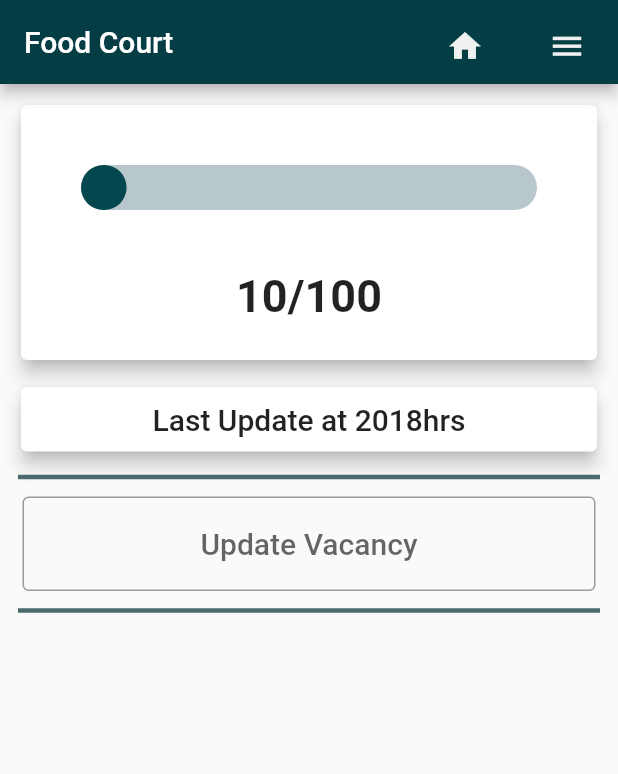
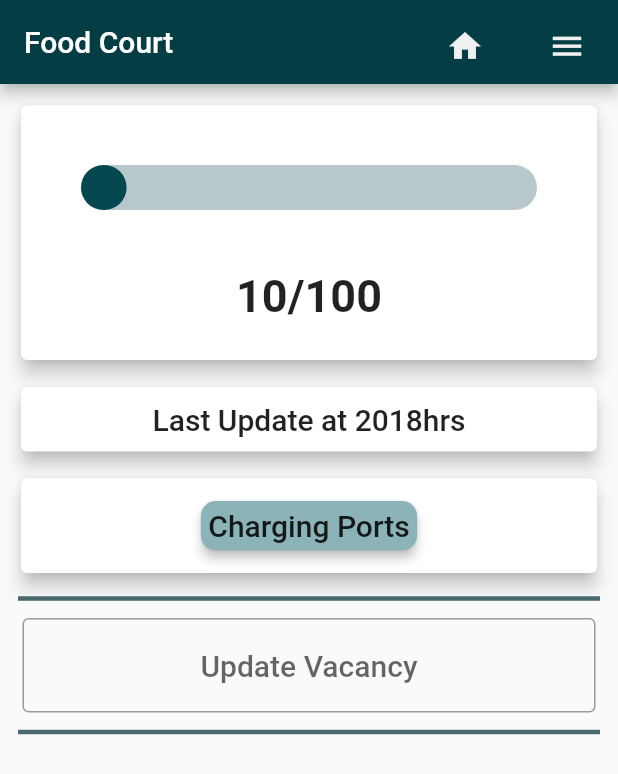
Before and after one commit to Prabha713d/Seat-Venumma, a Flutter app: the screen it shows after launch, after a tap on "Electrical Sciences Block", after a tap on "Food Court", on a phone screen of 412 x 824 dp. Shown: the top 774 px of the screen. Run offline on Flutter 3.47's test engine with Material 2 defaults, Android fonts, the phone set to English and light mode, and no system bars; drawn by our look-alikes of percent_indicator; missing offline and left inert: dart:ffi; Roboto replaces fonts that are missing (Galliard BT).

Commit message:
Room Features added

```diff
--- a/lib/buildingDetails.dart
+++ b/lib/buildingDetails.dart
@@ -2,9 +2,24 @@ var details = [
   {
     'Name': 'Electrical Sciences Block',
     'Rooms': {
-      'Foyer': [10, 100, DateTime.parse('1969-07-20 20:18:04Z')],
-      'Food Court': [10, 100, DateTime.parse('1969-07-20 20:18:04Z')],
-      'Gazebo': [10, 100, DateTime.parse('1969-07-20 20:18:04Z')],
+      'Foyer': [
+        10,
+        100,
+        DateTime.parse('1969-07-20 20:18:04Z'),
+        ['Charging Ports', 'Board']
+      ],
+      'Food Court': [
+        10,
+        100,
+        DateTime.parse('1969-07-20 20:18:04Z'),
+        ['Charging Ports']
+      ],
+      'Gazebo': [
+        10,
+        100,
+        DateTime.parse('1969-07-20 20:18:04Z'),
+        ['Board']
+      ],
     },
     'Usage': [
       'Study',
@@ -14,12 +29,42 @@ var details = [
   {
     'Name': 'Classroom Complex',
     'Rooms': {
-      'CRC101': [10, 100, DateTime.parse('1969-07-20 20:18:04Z')],
-      'CRC102': [10, 100, DateTime.parse('1969-07-20 20:18:04Z')],
-      'CRC103': [10, 100, DateTime.parse('1969-07-20 20:18:04Z')],
-      'CRC201': [10, 100, DateTime.parse('1969-07-20 20:18:04Z')],
-      'CRC202': [10, 100, DateTime.parse('1969-07-20 20:18:04Z')],
-      'CRC203': [10, 100, DateTime.parse('1969-07-20 20:18:04Z')],
+      'CRC101': [
+        10,
+        100,
+        DateTime.parse('1969-07-20 20:18:04Z'),
+        ['AC', 'Projectors', 'Charging Ports', 'Board']
+      ],
+      'CRC102': [
+        10,
+        100,
+        DateTime.parse('1969-07-20 20:18:04Z'),
+        ['AC', 'Projectors', 'Charging Ports', 'Board']
+      ],
+      'CRC103': [
+        10,
+        100,
+        DateTime.parse('1969-07-20 20:18:04Z'),
+        ['AC', 'Projectors', 'Charging Ports', 'Board']
+      ],
+      'CRC201': [
+        10,
+        100,
+        DateTime.parse('1969-07-20 20:18:04Z'),
+        ['AC', 'Projectors', 'Charging Ports', 'Board']
+      ],
+      'CRC202': [
+        10,
+        100,
+        DateTime.parse('1969-07-20 20:18:04Z'),
+        ['AC', 'Projectors', 'Charging Ports', 'Board']
+      ],
+      'CRC203': [
+        10,
+        100,
+        DateTime.parse('1969-07-20 20:18:04Z'),
+        ['AC', 'Projectors', 'Charging Ports', 'Board']
+      ],
     },
     'Usage': [
       'Study',
@@ -29,13 +74,24 @@ var details = [
   {
     'Name': 'Humanity Sciences Block',
     'Rooms': {
-      'Gandhi Hall': [10, 100, DateTime.parse('1969-07-20 20:18:04Z')],
+      'Gandhi Hall': [
+        10,
+        100,
+        DateTime.parse('1969-07-20 20:18:04Z'),
+        ['AC', 'Projectors']
+      ],
       'Central Lecture Theatre': [
         10,
         100,
-        DateTime.parse('1969-07-20 20:18:04Z')
+        DateTime.parse('1969-07-20 20:18:04Z'),
+        ['AC', 'Projectors']
       ],
-      'HSB133': [10, 100, DateTime.parse('1969-07-20 20:18:04Z')],
+      'HSB133': [
+        10,
+        100,
+        DateTime.parse('1969-07-20 20:18:04Z'),
+        ['AC', 'Projectors', 'Charging Ports']
+      ],
     },
     'Usage': [
       'Events',
@@ -45,10 +101,30 @@ var details = [
   {
     'Name': 'Ramanujan Block',
     'Rooms': {
-      'RJN101': [10, 100, DateTime.parse('1969-07-20 20:18:04Z')],
-      'RJN102': [10, 100, DateTime.parse('1969-07-20 20:18:04Z')],
-      'RJN201': [10, 100, DateTime.parse('1969-07-20 20:18:04Z')],
-      'RJN202': [10, 100, DateTime.parse('1969-07-20 20:18:04Z')],
+      'RJN101': [
+        10,
+        100,
+        DateTime.parse('1969-07-20 20:18:04Z'),
+        ['AC', 'Projectors', 'Charging Ports', 'Board']
+      ],
+      'RJN102': [
+        10,
+        100,
+        DateTime.parse('1969-07-20 20:18:04Z'),
+        ['AC', 'Projectors', 'Charging Ports', 'Board']
+      ],
+      'RJN201': [
+        10,
+        100,
+        DateTime.parse('1969-07-20 20:18:04Z'),
+        ['AC', 'Projectors', 'Charging Ports', 'Board']
+      ],
+      'RJN202': [
+        10,
+        100,
+        DateTime.parse('1969-07-20 20:18:04Z'),
+        ['AC', 'Projectors', 'Charging Ports', 'Board']
+      ],
     },
     'Usage': [
       'Events',
@@ -58,10 +134,30 @@ var details = [
   {
     'Name': 'Raman Block',
     'Rooms': {
-      'RMN101': [10, 100, DateTime.parse('1969-07-20 20:18:04Z')],
-      'RMN102': [10, 100, DateTime.parse('1969-07-20 20:18:04Z')],
-      'RMN201': [10, 100, DateTime.parse('1969-07-20 20:18:04Z')],
-      'RMN202': [10, 100, DateTime.parse('1969-07-20 20:18:04Z')],
+      'RMN101': [
+        10,
+        100,
+        DateTime.parse('1969-07-20 20:18:04Z'),
+        ['AC', 'Projectors', 'Charging Ports', 'Board']
+      ],
+      'RMN102': [
+        10,
+        100,
+        DateTime.parse('1969-07-20 20:18:04Z'),
+        ['AC', 'Projectors', 'Charging Ports', 'Board']
+      ],
+      'RMN201': [
+        10,
+        100,
+        DateTime.parse('1969-07-20 20:18:04Z'),
+        ['AC', 'Projectors', 'Charging Ports', 'Board']
+      ],
+      'RMN202': [
+        10,
+        100,
+        DateTime.parse('1969-07-20 20:18:04Z'),
+        ['AC', 'Projectors', 'Charging Ports', 'Board']
+      ],
     },
     'Usage': [
       'Events',
@@ -71,10 +167,30 @@ var details = [
   {
     'Name': 'Central Library',
     'Rooms': {
-      'Ground Floor': [10, 100, DateTime.parse('1969-07-20 20:18:04Z')],
-      'First Floor': [10, 100, DateTime.parse('1969-07-20 20:18:04Z')],
-      'Second Floor': [10, 100, DateTime.parse('1969-07-20 20:18:04Z')],
-      'Third Floor': [10, 100, DateTime.parse('1969-07-20 20:18:04Z')],
+      'Ground Floor': [
+        10,
+        100,
+        DateTime.parse('1969-07-20 20:18:04Z'),
+        ['AC', 'Charging Ports']
+      ],
+      'First Floor': [
+        10,
+        100,
+        DateTime.parse('1969-07-20 20:18:04Z'),
+        ['AC', 'Charging Ports']
+      ],
+      'Second Floor': [
+        10,
+        100,
+        DateTime.parse('1969-07-20 20:18:04Z'),
+        ['AC', 'Charging Ports']
+      ],
+      'Third Floor': [
+        10,
+        100,
+        DateTime.parse('1969-07-20 20:18:04Z'),
+        ['AC', 'Charging Ports']
+      ],
     },
     'Usage': [
       'Study',
--- /dev/null
+++ b/lib/roomFeatures.dart
@@ -0,0 +1,49 @@
+import 'package:flutter/src/widgets/container.dart';
+import 'package:flutter/src/widgets/framework.dart';
+
+import 'package:flutter/material.dart';
+
+class RoomFeatures extends StatelessWidget {
+  @override
+  final List features;
+
+  RoomFeatures({
+    required this.features,
+  });
+
+  Widget build(BuildContext context) {
+    return Container(
+      width: double.infinity,
+      margin: EdgeInsets.all(1),
+      alignment: Alignment.topCenter,
+      child: Row(
+        children: [
+          ...(features).map((ft) {
+            return Padding(
+              padding: EdgeInsets.fromLTRB(1, 10, 1, 10),
+              child: Card(
+                elevation: 3,
+                shape: RoundedRectangleBorder(
+                    borderRadius: BorderRadius.circular(10)),
+                color: Color.fromARGB(255, 140, 179, 184),
+                child: Padding(
+                  padding: EdgeInsets.all(5),
+                  child: Text(
+                    ft,
+                    textAlign: TextAlign.start,
+                    style: TextStyle(
+                      fontWeight: FontWeight.w500,
+                      fontSize: 20.0,
+                      fontFamily: 'Galliard BT',
+                    ),
+                  ),
+                ),
+              ),
+            );
+          }).toList()
+        ],
+        mainAxisAlignment: MainAxisAlignment.center,
+      ),
+    );
+  }
+}
--- a/lib/vacancyTrack.dart
+++ b/lib/vacancyTrack.dart
@@ -3,6 +3,7 @@ import 'package:flutter/src/widgets/framework.dart';
 
 import 'package:flutter/material.dart';
 import 'package:percent_indicator/circular_percent_indicator.dart';
+import 'package:testapp/roomFeatures.dart';
 
 import 'vacancyUpdateForm.dart';
 import 'vacancyIndicator.dart';
@@ -48,6 +49,13 @@ class _VacancyTrackState extends State<VacancyTrack> {
             child: RoomDescription(timeUpdated: widget.roomDetails[2]),
           ),
         ),
+        Padding(
+          padding: EdgeInsets.fromLTRB(10, 5, 10, 5),
+          child: Card(
+            elevation: 5,
+            child: RoomFeatures(features: widget.roomDetails[3]),
+          ),
+        ),
         Divider(
           indent: 12,
           endIndent: 12,
```
